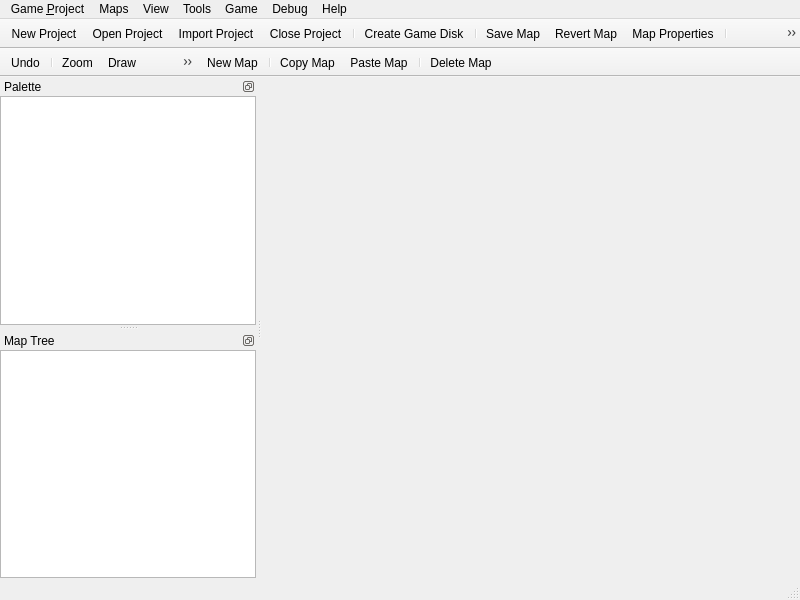
Old version of the form src/mainwindow.ui in the repository deadelf79/Editor-Qt.
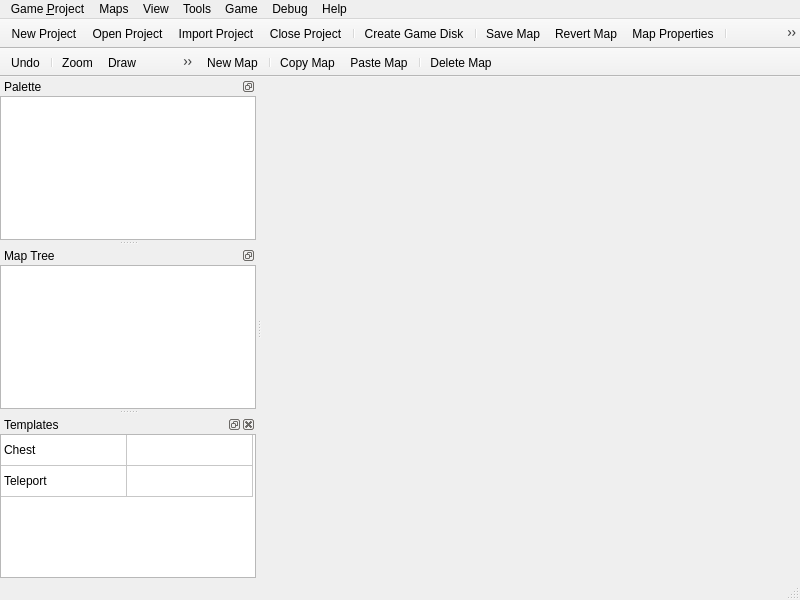
New version of the form. Icons and pictures are not drawn.

```diff
--- a/src/mainwindow.ui
+++ b/src/mainwindow.ui
@@ -375,6 +375,88 @@
    <addaction name="separator"/>
    <addaction name="actionDelete_Map"/>
   </widget>
+  <widget class="QDockWidget" name="dockTemplates">
+   <property name="windowTitle">
+    <string>Templates</string>
+   </property>
+   <attribute name="dockWidgetArea">
+    <number>1</number>
+   </attribute>
+   <widget class="QWidget" name="dockWidgetContents_3">
+    <layout class="QVBoxLayout" name="verticalLayout_6">
+     <property name="leftMargin">
+      <number>0</number>
+     </property>
+     <property name="topMargin">
+      <number>0</number>
+     </property>
+     <property name="rightMargin">
+      <number>0</number>
+     </property>
+     <property name="bottomMargin">
+      <number>0</number>
+     </property>
+     <item>
+      <widget class="QTableWidget" name="tableWidget">
+       <property name="alternatingRowColors">
+        <bool>false</bool>
+       </property>
+       <property name="showGrid">
+        <bool>true</bool>
+       </property>
+       <attribute name="horizontalHeaderVisible">
+        <bool>false</bool>
+       </attribute>
+       <attribute name="horizontalHeaderDefaultSectionSize">
+        <number>126</number>
+       </attribute>
+       <attribute name="horizontalHeaderMinimumSectionSize">
+        <number>46</number>
+       </attribute>
+       <attribute name="verticalHeaderVisible">
+        <bool>false</bool>
+       </attribute>
+       <attribute name="verticalHeaderDefaultSectionSize">
+        <number>31</number>
+       </attribute>
+       <attribute name="verticalHeaderMinimumSectionSize">
+        <number>26</number>
+       </attribute>
+       <row>
+        <property name="text">
+         <string>item</string>
+        </property>
+       </row>
+       <row>
+        <property name="text">
+         <string>item2</string>
+        </property>
+       </row>
+       <column>
+        <property name="text">
+         <string>Name</string>
+        </property>
+       </column>
+       <column>
+        <property name="text">
+         <string>Name2</string>
+        </property>
+       </column>
+       <item row="0" column="0">
+        <property name="text">
+         <string>Chest</string>
+        </property>
+       </item>
+       <item row="1" column="0">
+        <property name="text">
+         <string>Teleport</string>
+        </property>
+       </item>
+      </widget>
+     </item>
+    </layout>
+   </widget>
+  </widget>
   <action name="action_Open_Project">
    <property name="icon">
     <iconset resource="Resources.qrc">
```
Left out of the diff: 12 changed lines with no effect on the pictures.
